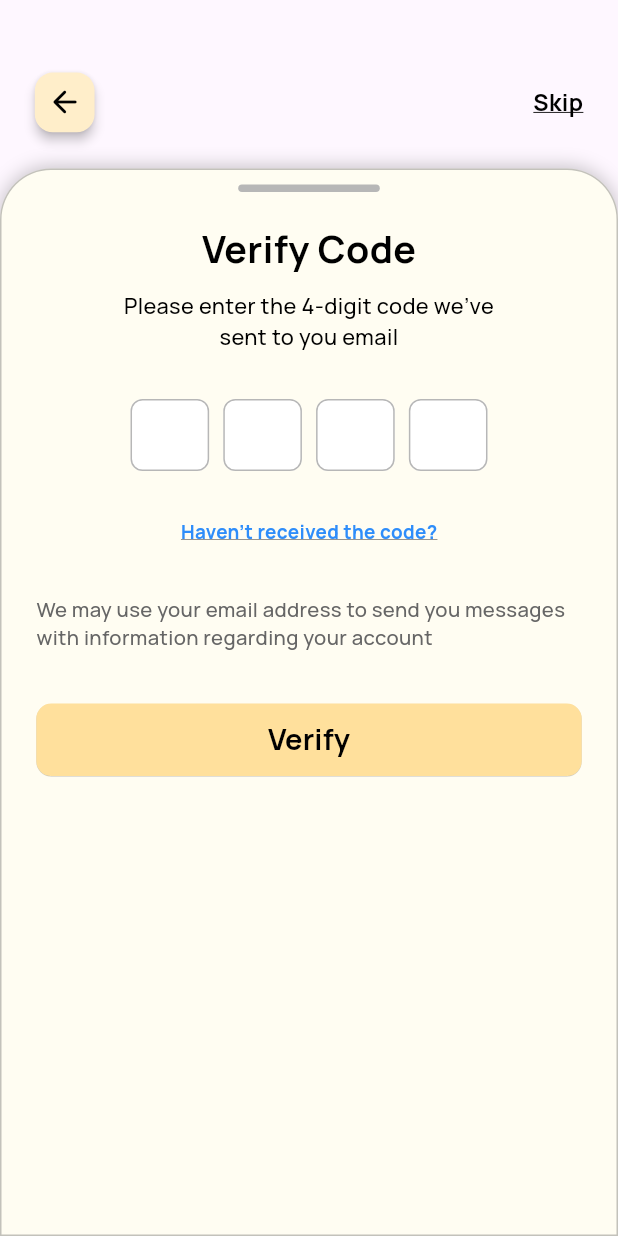
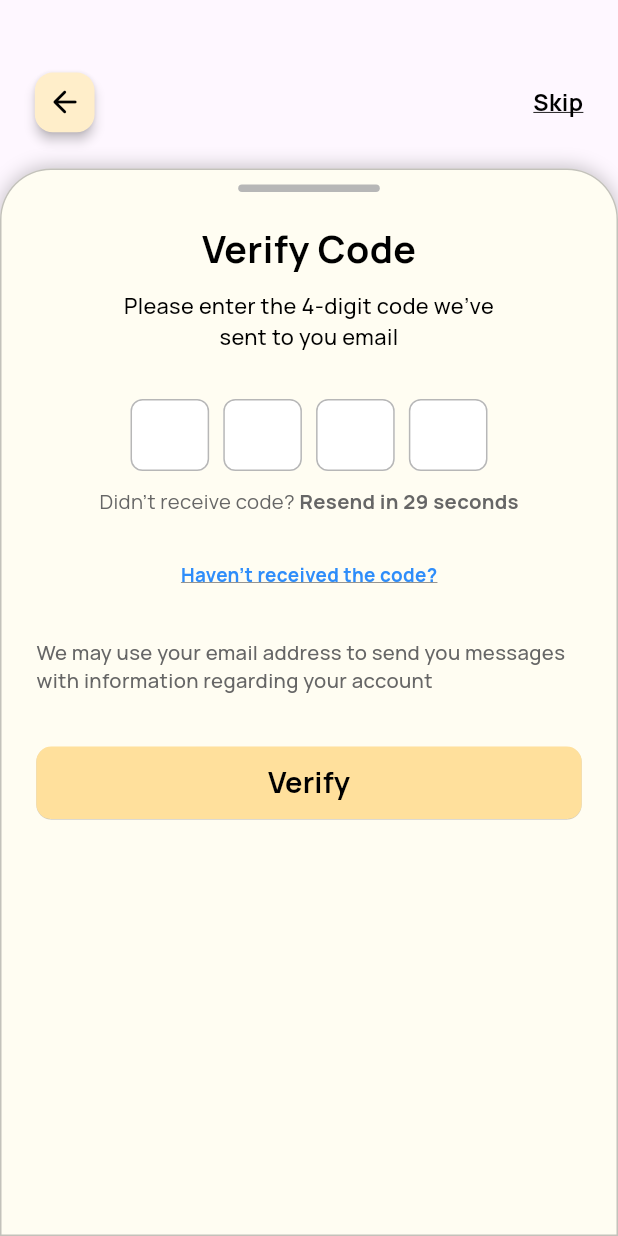
Before and after one commit to moayyad24/old_but_gold, a Flutter app: the VerifyCodeScreen screen opened by its route, on a phone screen of 412 x 824 dp. Run offline on Flutter 3.47's test engine with Material 3 defaults, Android fonts, the phone set to English and light mode, and no system bars; our stand-ins replace dartz, device_preview, dio, flutter_bloc, flutter_screenutil, flutter_svg and 1 more; missing offline and left inert: adoptive_calendar, slang; generated files the repository leaves out were written again.

Commit message:
add otp timer to the verify code screen

```diff
--- a/lib/features/auth/ui/verify_code_screen.dart
+++ b/lib/features/auth/ui/verify_code_screen.dart
@@ -7,6 +7,7 @@ import 'package:old_but_gold/features/auth/ui/widgets/auth_app_bar.dart';
 import 'package:old_but_gold/core/widgets/app_confirm_button.dart';
 import 'package:old_but_gold/core/widgets/content_area.dart';
 import 'package:old_but_gold/features/auth/ui/widgets/otp_field.dart';
+import 'package:old_but_gold/features/auth/ui/widgets/otp_timer.dart';
 import 'package:old_but_gold/i18n/strings.g.dart';
 
 class VerifyCodeScreen extends StatelessWidget {
@@ -39,6 +40,11 @@ class VerifyCodeScreen extends StatelessWidget {
                     //
                   },
                 ),
+                SizedBox(height: 10.h),
+                OtpTimer(
+                  onResend: () {},
+                  countdownDuration: 30, // Optional: customize countdown
+                ),
                 SizedBox(height: 32.h),
                 Text(
                   t.auth.haveNotReceivedTheCode,
--- /dev/null
+++ b/lib/features/auth/ui/widgets/otp_timer.dart
@@ -0,0 +1,84 @@
+import 'dart:async';
+import 'package:flutter/material.dart';
+import 'package:flutter_screenutil/flutter_screenutil.dart';
+import 'package:old_but_gold/core/theme/app_colors.dart';
+
+class OtpTimer extends StatefulWidget {
+  final VoidCallback onResend;
+  final int countdownDuration; // in seconds
+
+  const OtpTimer({
+    super.key,
+    required this.onResend,
+    this.countdownDuration = 60,
+  });
+
+  @override
+  State<OtpTimer> createState() => _OtpTimerWidgetState();
+}
+
+class _OtpTimerWidgetState extends State<OtpTimer> {
+  late int _remainingTime;
+  late Timer _timer;
+  bool _canResend = false;
+
+  @override
+  void initState() {
+    super.initState();
+    _remainingTime = widget.countdownDuration;
+    _startTimer();
+  }
+
+  @override
+  void dispose() {
+    _timer.cancel();
+    super.dispose();
+  }
+
+  void _startTimer() {
+    _canResend = false;
+    _remainingTime = widget.countdownDuration;
+
+    _timer = Timer.periodic(const Duration(seconds: 1), (timer) {
+      setState(() {
+        if (_remainingTime > 0) {
+          _remainingTime--;
+        } else {
+          _canResend = true;
+          timer.cancel();
+        }
+      });
+    });
+  }
+
+  void _handleResend() {
+    if (_canResend) {
+      widget.onResend();
+      _startTimer(); // Restart the timer
+    }
+  }
+
+  @override
+  Widget build(BuildContext context) {
+    return Row(
+      mainAxisAlignment: MainAxisAlignment.center,
+      children: [
+        Text(
+          "Didn't receive code? ",
+          style: TextStyle(fontSize: 14.sp, color: AppColors.grey666666),
+        ),
+        GestureDetector(
+          onTap: _handleResend,
+          child: Text(
+            _canResend ? "Resend" : "Resend in $_remainingTime seconds",
+            style: TextStyle(
+              fontSize: 14.sp,
+              fontWeight: FontWeight.bold,
+              color: _canResend ? AppColors.blue2E8DFA : AppColors.grey666666,
+            ),
+          ),
+        ),
+      ],
+    );
+  }
+}
```
Also changed, not shown: lib/features/onboarding/ui/onboarding_screen.dart (+6 -1 lines).
